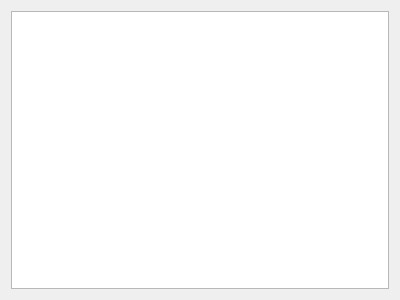
Qt form ui/calendarioentregas.ui (lellisls/ERP-STACCATO) before a commit.
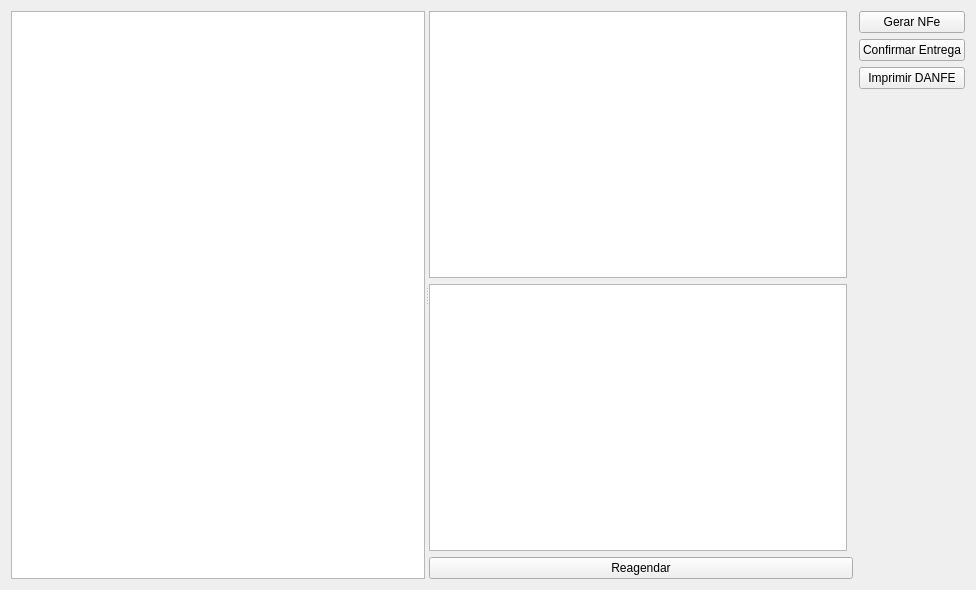
The same form after that commit. Custom widgets are drawn as their Qt base class.

What changed in the file:
```diff
--- a/ui/calendarioentregas.ui
+++ b/ui/calendarioentregas.ui
@@ -6,27 +6,113 @@
    <rect>
     <x>0</x>
     <y>0</y>
-    <width>400</width>
-    <height>300</height>
+    <width>976</width>
+    <height>590</height>
    </rect>
   </property>
   <property name="windowTitle">
    <string>Form</string>
   </property>
-  <layout class="QGridLayout" name="gridLayout">
+  <layout class="QGridLayout" name="gridLayout_3">
    <item row="0" column="0">
-    <widget class="TableView" name="table">
-     <property name="editTriggers">
-      <set>QAbstractItemView::NoEditTriggers</set>
+    <widget class="QSplitter" name="splitter">
+     <property name="orientation">
+      <enum>Qt::Horizontal</enum>
      </property>
-     <property name="selectionMode">
-      <enum>QAbstractItemView::SingleSelection</enum>
-     </property>
-     <property name="selectionBehavior">
-      <enum>QAbstractItemView::SelectRows</enum>
-     </property>
+     <widget class="QTableView" name="tableCalendario">
+      <property name="mouseTracking">
+       <bool>true</bool>
+      </property>
+      <property name="editTriggers">
+       <set>QAbstractItemView::NoEditTriggers</set>
+      </property>
+      <property name="selectionBehavior">
+       <enum>QAbstractItemView::SelectRows</enum>
+      </property>
+     </widget>
+     <widget class="QWidget" name="layoutWidget">
+      <layout class="QGridLayout" name="gridLayout_2">
+       <item row="0" column="0">
+        <widget class="TableView" name="tableCarga">
+         <property name="mouseTracking">
+          <bool>true</bool>
+         </property>
+         <property name="editTriggers">
+          <set>QAbstractItemView::NoEditTriggers</set>
+         </property>
+         <property name="selectionMode">
+          <enum>QAbstractItemView::SingleSelection</enum>
+         </property>
+         <property name="selectionBehavior">
+          <enum>QAbstractItemView::SelectRows</enum>
+         </property>
+        </widget>
+       </item>
+       <item row="2" column="0" colspan="2">
+        <widget class="QPushButton" name="pushButtonReagendar">
+         <property name="text">
+          <string>Reagendar</string>
+         </property>
+        </widget>
+       </item>
+       <item row="1" column="0">
+        <widget class="TableView" name="tableProdutos">
+         <property name="mouseTracking">
+          <bool>true</bool>
+         </property>
+         <property name="editTriggers">
+          <set>QAbstractItemView::NoEditTriggers</set>
+         </property>
+         <property name="selectionMode">
+          <enum>QAbstractItemView::NoSelection</enum>
+         </property>
+         <property name="selectionBehavior">
+          <enum>QAbstractItemView::SelectRows</enum>
+         </property>
+        </widget>
+       </item>
+      </layout>
+     </widget>
     </widget>
    </item>
+   <item row="0" column="1">
+    <layout class="QGridLayout" name="gridLayout">
+     <item row="3" column="0">
+      <spacer name="verticalSpacer">
+       <property name="orientation">
+        <enum>Qt::Vertical</enum>
+       </property>
+       <property name="sizeHint" stdset="0">
+        <size>
+         <width>20</width>
+         <height>40</height>
+        </size>
+       </property>
+      </spacer>
+     </item>
+     <item row="0" column="0">
+      <widget class="QPushButton" name="pushButtonGerarNFeEntregar">
+       <property name="text">
+        <string>Gerar NFe</string>
+       </property>
+      </widget>
+     </item>
+     <item row="1" column="0">
+      <widget class="QPushButton" name="pushButtonConfirmarEntrega">
+       <property name="text">
+        <string>Confirmar Entrega</string>
+       </property>
+      </widget>
+     </item>
+     <item row="2" column="0">
+      <widget class="QPushButton" name="pushButtonImprimirDanfe">
+       <property name="text">
+        <string>Imprimir DANFE</string>
+       </property>
+      </widget>
+     </item>
+    </layout>
+   </item>
   </layout>
  </widget>
  <customwidgets>
```
